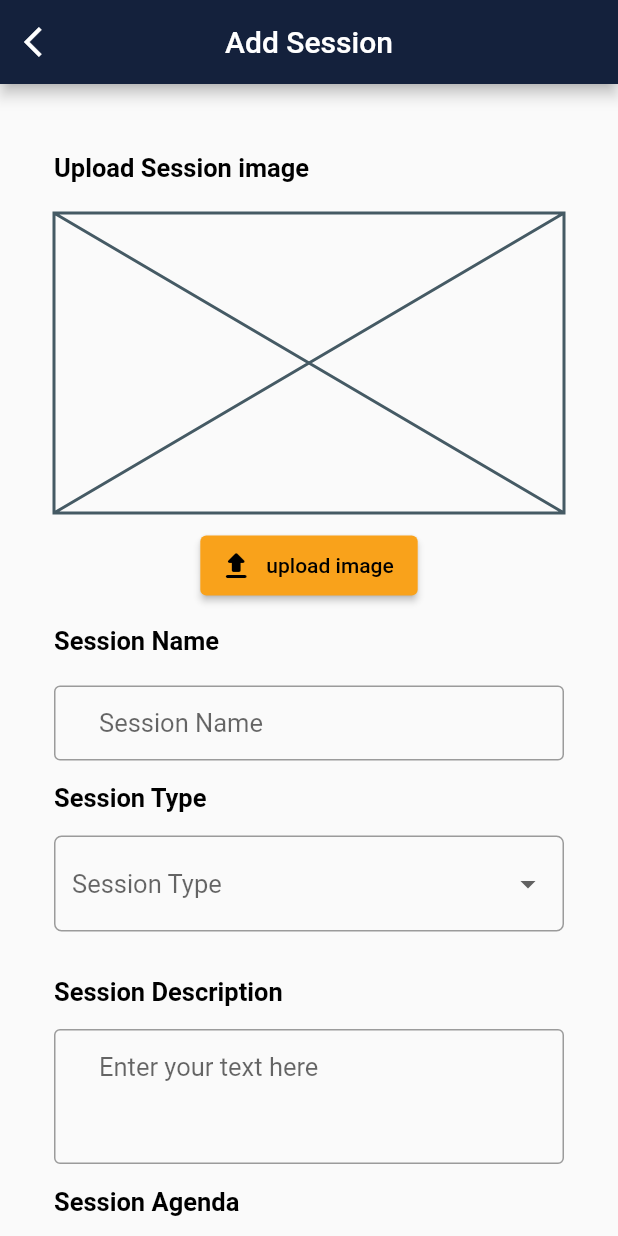
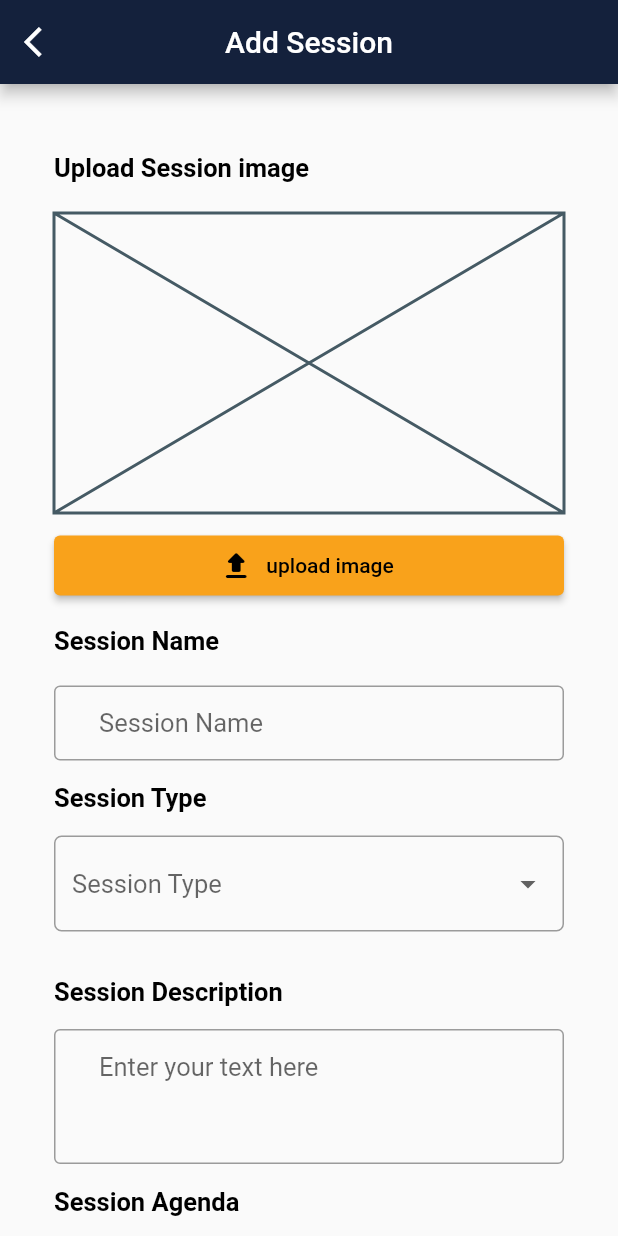
Before and after one commit to soomy1997/MaarefahProject, a Flutter app: the AddSessionPage screen opened directly, on a phone screen of 412 x 824 dp. Run offline on Flutter 3.47's test engine with Material 2 defaults, Android fonts, the phone set to English and light mode, and no system bars; our stand-ins replace cloud_firestore, datetime_picker_formfield, firebase_auth, firebase_core, firebase_storage, flutter_rating_bar and 6 more; missing offline and left inert: flutter_downloader, flutter_share_me, number_inc_dec; accounts and stored records are empty.

Commit message:
added new DatTime picker package

```diff
--- a/lib/admin/approve_reject_tutoring_req.dart
+++ b/lib/admin/approve_reject_tutoring_req.dart
@@ -155,7 +155,7 @@ class _ApproveRejTutoringReqState extends State<ApproveRejTutoringReq> {
                                       'Sure?',
                                       'Are you sure you want to approve this request?');
                                   if (action == DialogAction.yes) {
-                                    setState(() => FirebaseFirestore.instance
+                                    FirebaseFirestore.instance
                                         .collection('users')
                                         .where('uid', isEqualTo: this.id)
                                         .get()
@@ -171,7 +171,8 @@ class _ApproveRejTutoringReqState extends State<ApproveRejTutoringReq> {
                                                       return AlertDialog();
                                                     }),
                                               );
-                                            })));
+                                            }));
+
                                     Navigator.push(
                                       context,
                                       MaterialPageRoute(
--- a/lib/admin/manage_session.dart
+++ b/lib/admin/manage_session.dart
@@ -57,6 +57,9 @@ class _ManageSessionsPageState extends State<ManageSessionsPage> {
                         ],
                         rows: _buildList(context, snapshot.data.docs),
                       ),
+                    ),
+                    SizedBox(
+                      height: 30,
                     ),
                   ],
                 ),
--- a/lib/screens/course_details.dart
+++ b/lib/screens/course_details.dart
@@ -173,6 +173,7 @@ class _CourseDetailsState extends State<CourseDetails> {
                                       "Sure?",
                                       "Are you sure you want to \nregister in this session?");
                                   if (action == DialogAction.yes) {
+                                    var random = new Random();
                                     setState(
                                       () => FirebaseFirestore.instance
                                           .runTransaction(
@@ -198,7 +199,9 @@ class _CourseDetailsState extends State<CourseDetails> {
                                               '${snapshot.data['course_name']}',
                                           'academic_level':
                                               '${_cUser.academicLevel}',
-                                          'uid': '${_cUser.uid}'
+                                          'uid': '${_cUser.uid}',
+                                          'reg_id':
+                                              random.nextInt(100).toString(),
                                         });
                                       }),
                                     );
--- a/lib/tutor/add_session.dart
+++ b/lib/tutor/add_session.dart
@@ -86,19 +86,21 @@ class _AddSessionPage extends State<AddSessionPage> {
     });
   }
 
-  DateTime selectedDate = DateTime.now();
-  String formattedDate;
-  Future<void> _selectDate(BuildContext context) async {
-    final DateTime picked = await showDatePicker(
-        context: context,
-        initialDate: selectedDate,
-        firstDate: DateTime(2015, 8),
-        lastDate: DateTime(2101));
-    if (picked != null && picked != selectedDate)
-      setState(() {
-        selectedDate = picked;
-      });
-  }
+  final format = DateFormat("dd-MM-yyyy hh:mm a");
+  DateTime selectedDate;
+  // DateTime selectedDate = DateTime.now();
+  // String formattedDate;
+  // Future<void> _selectDate(BuildContext context) async {
+  //   final DateTime picked = await showDatePicker(
+  //       context: context,
+  //       initialDate: selectedDate,
+  //       firstDate: DateTime(2015, 8),
+  //       lastDate: DateTime(2101));
+  //   if (picked != null && picked != selectedDate)
+  //     setState(() {
+  //       selectedDate = picked;
+  //     });
+  // }
 
   // final format = DateFormat("hh:mm a");
   // TimeOfDay selectedTime;
@@ -114,19 +116,19 @@ class _AddSessionPage extends State<AddSessionPage> {
   //     });
   // }
 
-  TimeOfDay _time = TimeOfDay(hour: 7, minute: 15);
+  // TimeOfDay _time = TimeOfDay(hour: 7, minute: 15);
 
-  void _selectTime(BuildContext context) async {
-    final TimeOfDay newTime = await showTimePicker(
-      context: context,
-      initialTime: _time,
-    );
-    if (newTime != null) {
-      setState(() {
-        _time = newTime;
-      });
-    }
-  }
+  // void _selectTime(BuildContext context) async {
+  //   final TimeOfDay newTime = await showTimePicker(
+  //     context: context,
+  //     initialTime: _time,
+  //   );
+  //   if (newTime != null) {
+  //     setState(() {
+  //       _time = newTime;
+  //     });
+  //   }
+  // }
 
   @override
   void initState() {
@@ -163,8 +165,8 @@ class _AddSessionPage extends State<AddSessionPage> {
             'tutor_PhoneNum': '${_cUser.phoneNum}',
             'tutor_email': '${_cUser.email}',
             'ses_period': sessionNumController.text,
-            // 'session_day': '$daysGroupValue',
-            'session_time': _time.format(context),
+            'session_day': '',
+            'session_time': '',
             'image_url': '$url',
             'approved': 'no',
             'searchIndex': indexList,
@@ -248,9 +250,12 @@ class _AddSessionPage extends State<AddSessionPage> {
                   height: 15.0,
                 ),
                 SizedBox(
+                  width: double.infinity,
                   height: 40.0,
                   child: ElevatedButton.icon(
-                    icon: Icon(Icons.upload_rounded),
+                    icon: Icon(
+                      Icons.upload_rounded,
+                    ),
                     label: Text("upload image"),
                     style: ElevatedButton.styleFrom(
                       primary: accentYellow,
@@ -703,80 +708,128 @@ class _AddSessionPage extends State<AddSessionPage> {
                 SizedBox(
                   height: 20.0,
                   width: double.infinity,
-                  child: Text('Session Time',
+                  child: Text('Session Date and Time',
                       textAlign: TextAlign.left, style: h4),
                 ),
                 SizedBox(
                   height: 20.0,
                 ),
                 SizedBox(
-                  height: 20.0,
-                  child: Row(
-                    children: [
-                      Text('${_time.format(context)}'),
-                      // DateTimeField(
-                      //   format: format,
-                      //   onShowPicker: (context, currentValue) async {
-                      //     final TimeOfDay time = await showTimePicker(
-                      //       context: context,
-                      //       initialTime: TimeOfDay.fromDateTime(
-                      //           currentValue ?? DateTime.now()),
-                      //     );
-                      //     return time == null
-                      //         ? null
-                      //         : DateTimeField.convert(time);
-                      //   },
-                      // ),
-                      SizedBox(
-                        width: 50.0,
+                  height: 50,
+                  width: double.infinity,
+                  child: DateTimeField(
+                    format: format,
+                    validator: (date) => date == null ? 'Invalid date' : null,
+                    decoration: InputDecoration(
+                      suffixIcon: Icon(
+                        Icons.date_range,
+                        color: accentYellow,
+                        size: 30,
                       ),
-                      MaterialButton(
-                        onPressed: () => _selectTime(context),
-                        child: Text(
-                          'Select time',
-                          style: TextStyle(color: accentYellow),
-                        ),
-                      )
-                    ],
+                      hintText: 'Session Date and Time',
+                      contentPadding:
+                          EdgeInsets.fromLTRB(30.0, 15.0, 20.0, 15.0),
+                      border: OutlineInputBorder(
+                          borderSide:
+                              BorderSide(color: Colors.white60, width: 15.0),
+                          borderRadius: BorderRadius.circular(5.0)),
+                    ),
+                    //initialValue: DateTime.now(),
+
+                    onShowPicker: (context, currentValue) async {
+                      final date = await showDatePicker(
+                          context: context,
+                          firstDate: DateTime(1900),
+                          initialDate: currentValue ?? DateTime.now(),
+                          lastDate: DateTime(2100));
+                      if (date != null) {
+                        final time = await showTimePicker(
+                          context: context,
+                          initialTime: TimeOfDay.fromDateTime(
+                              currentValue ?? DateTime.now()),
+                        );
+                        return DateTimeField.combine(date, time);
+                      } else {
+                        return currentValue;
+                      }
+                    },
+                    onSaved: (dateTime) {
+                      selectedDate = dateTime;
+                    },
                   ),
                 ),
                 SizedBox(
                   height: 20.0,
                 ),
-                SizedBox(
-                  height: 20.0,
-                  width: double.infinity,
-                  child: Text(
-                    "Session Date",
-                    textAlign: TextAlign.left,
-                    style: h4,
-                  ),
-                ),
-                SizedBox(
-                  height: 20.0,
-                ),
-                SizedBox(
-                  width: double.infinity,
-                  height: 20.0,
-                  child: Row(
-                    children: [
-                      Text(
-                        "${formattedDate = DateFormat('dd-MM-yyyy').format(selectedDate)}",
-                      ),
-                      SizedBox(
-                        width: 30.0,
-                      ),
-                      MaterialButton(
-                        onPressed: () => _selectDate(context),
-                        child: Text(
-                          'Select date',
-                          style: TextStyle(color: accentYellow),
-                        ),
-                      )
-                    ],
-                  ),
-                ),
-                SizedBox(height: 35.0),
+                // SizedBox(
+                //   height: 20.0,
+                //   child: Row(
+                //     children: [
+                //       Text('${format.pattern}'),
+                //       Text('${_time.format(context)}'),
+                //       DateTimeField(
+                //         format: format,
+                //         onShowPicker: (context, currentValue) async {
+                //           final TimeOfDay time = await showTimePicker(
+                //             context: context,
+                //             initialTime: TimeOfDay.fromDateTime(
+                //                 currentValue ?? DateTime.now()),
+                //           );
+                //           return time == null
+                //               ? null
+                //               : DateTimeField.convert(time);
+                //         },
+                //       ),
+                //       SizedBox(
+                //         width: 50.0,
+                //       ),
+                //       MaterialButton(
+                //         onPressed: () => _selectTime(context),
+                //         child: Text(
+                //           'Select time',
+                //           style: TextStyle(color: accentYellow),
+                //         ),
+                //       )
+                //     ],
+                //   ),
+                // ),
+                // SizedBox(
+                //   height: 20.0,
+                // ),
+                // SizedBox(
+                //   height: 20.0,
+                //   width: double.infinity,
+                //   child: Text(
+                //     "Session Date",
+                //     textAlign: TextAlign.left,
+                //     style: h4,
+                //   ),
+                // ),
+                // SizedBox(
+                //   height: 20.0,
+                // ),
+                // SizedBox(
+                //   width: double.infinity,
+                //   height: 20.0,
+                //   child: Row(
+                //     children: [
+                //       Text(
+                //         "${formattedDate = DateFormat('dd-MM-yyyy').format(selectedDate)}",
+                //       ),
+                //       SizedBox(
+                //         width: 30.0,
+                //       ),
+                //       MaterialButton(
+                //         onPressed: () => _selectDate(context),
+                //         child: Text(
+                //           'Select date',
+                //           style: TextStyle(color: accentYellow),
+                //         ),
+                //       )
+                //     ],
+                //   ),
+                // ),
+                SizedBox(height: 20.0),
                 requistButton,
                 SizedBox(
                   height: 35.0,
```
Also changed, not shown: lib/admin/admin_session_details.dart (+66 -55 lines), lib/admin/edit_session_details.dart (+73 -57 lines).
